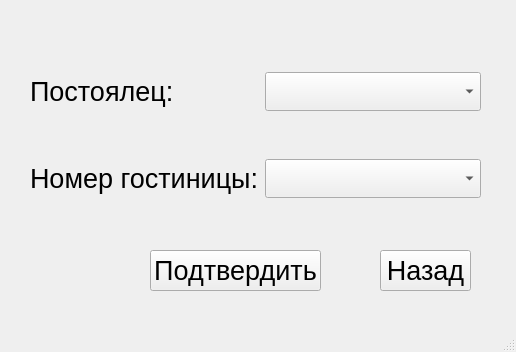
This is pinok.ui in MinusOne-1/hotel-manager as Qt 5 draws it before an edit. The edited form follows.
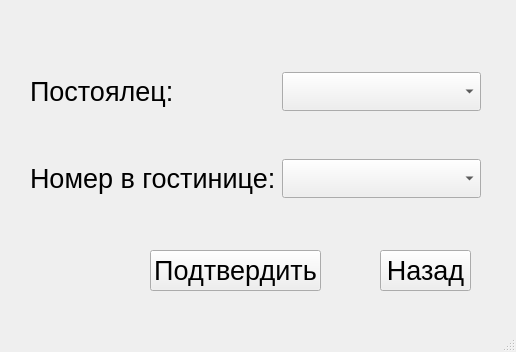
This is the edited form.

Patch:
```diff
--- a/pinok.ui
+++ b/pinok.ui
@@ -103,7 +103,7 @@
         </font>
        </property>
        <property name="text">
-        <string>Номер гостиницы:</string>
+        <string>Номер в гостинице:</string>
        </property>
       </widget>
      </item>
```
